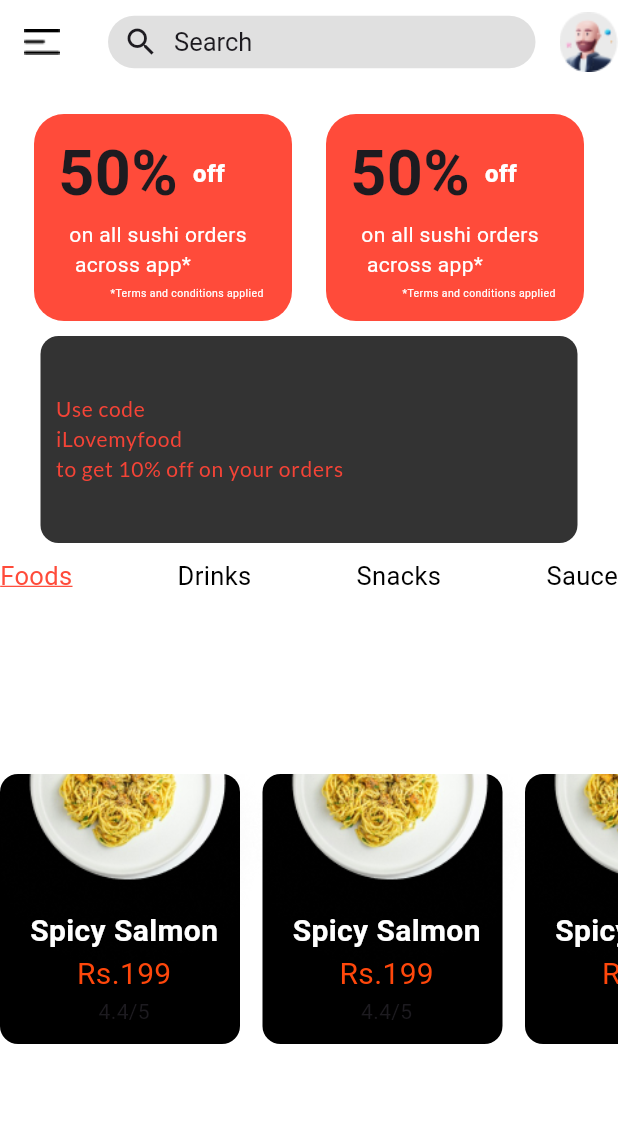
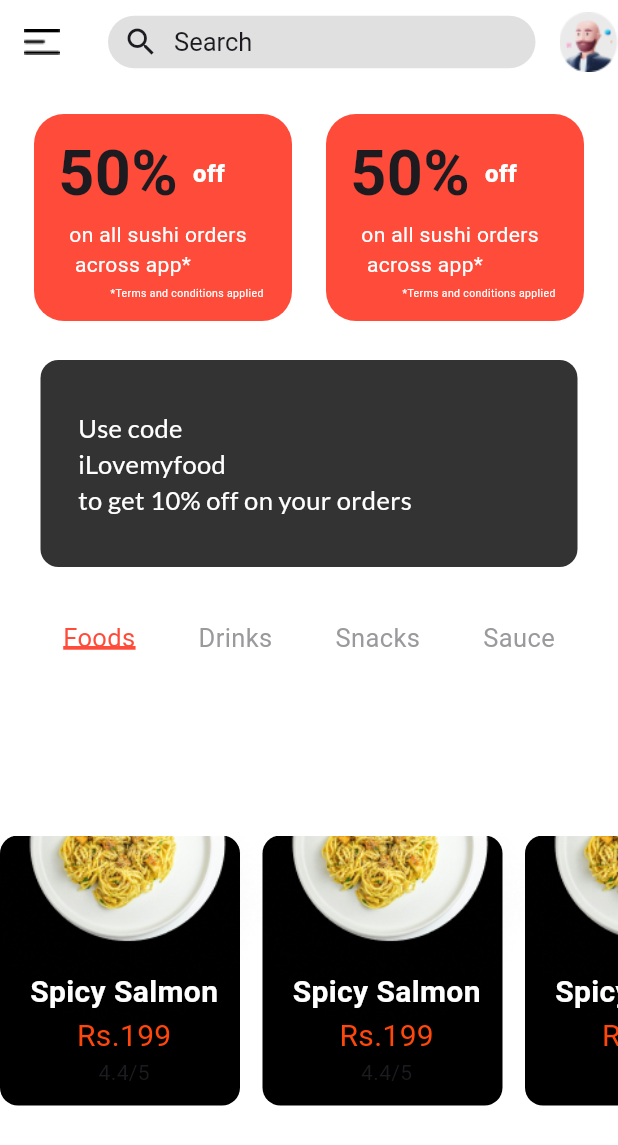
Before and after one commit to MutazAsem/food_app, a Flutter app: the HomeScreen screen opened directly, on a phone screen of 412 x 824 dp. Shown: the top 1145 px of the screen. Run offline on Flutter 3.47's test engine with Material 3 defaults, Android fonts, the phone set to English and light mode, and no system bars; our stand-ins replace google_fonts.

Commit message:
edit container in center and row

```diff
--- a/lib/screens/home_screen.dart
+++ b/lib/screens/home_screen.dart
@@ -48,7 +48,7 @@ class HomeScreen extends StatelessWidget {
               CustomSquareCard(),
             ],
           ),
-          const SizedBox(height: 10),
+          const SizedBox(height: 26),
           Container(
             height: 138,
             width: 358,
@@ -57,22 +57,22 @@ class HomeScreen extends StatelessWidget {
               color: Color(0xff333333),
             ),
             child: Padding(
-              padding:
-                  EdgeInsets.only(left: 10, right: 10, top: 10, bottom: 10),
-              child: Align(
-                alignment: Alignment.centerLeft,
-                child: Text(
-                  'Use code \niLovemyfood \nto get 10% off on your orders',
-                  style: GoogleFonts.lato(
-                    textStyle: TextStyle(color: Colors.red, letterSpacing: .5),
-                  ),
+              padding: const EdgeInsets.only(
+                  left: 25, right: 58, top: 33, bottom: 33),
+              child: Text(
+                'Use code \niLovemyfood \nto get 10% off on your orders',
+                style: GoogleFonts.lato(
+                  textStyle: TextStyle(
+                      color: Colors.white,
+                      fontWeight: FontWeight.w500,
+                      fontSize: 17),
                 ),
               ),
             ),
           ),
-          const SizedBox(height: 10),
+          const SizedBox(height: 35),
           const Row(
-            mainAxisAlignment: MainAxisAlignment.spaceBetween,
+            mainAxisAlignment: MainAxisAlignment.spaceEvenly,
             children: [
               Text(
                 'Foods',
@@ -81,27 +81,28 @@ class HomeScreen extends StatelessWidget {
                   color: AppColors.kPrimaryColor,
                   decoration: TextDecoration.underline,
                   decorationColor: AppColors.kPrimaryColor,
+                  decorationThickness: 3,
                 ),
               ),
               Text(
                 'Drinks',
                 style: TextStyle(
                   fontSize: 17,
-                  color: Colors.black,
+                  color: Color(0xff9A9A9D),
                 ),
               ),
               Text(
                 'Snacks',
                 style: TextStyle(
                   fontSize: 17,
-                  color: Colors.black,
+                  color: Color(0xff9A9A9D),
                 ),
               ),
               Text(
                 'Sauce',
                 style: TextStyle(
                   fontSize: 17,
-                  color: Colors.black,
+                  color: Color(0xff9A9A9D),
                 ),
               ),
             ],
@@ -109,31 +110,6 @@ class HomeScreen extends StatelessWidget {
           const SizedBox(
             height: 120,
           ),
-
-          /// ListView with shrinkWrap ,  scrollDirection: Axis.horizontal
-          // SizedBox(
-          //   height: 300,
-          //   child: ListView(
-          //     scrollDirection: Axis.horizontal,
-          //     shrinkWrap: true,
-          //     children: [
-          //       Row(
-          //         mainAxisAlignment: MainAxisAlignment.spaceBetween,
-          //         children: [
-          //           CustomCardProduct(image: 'assets/images/spaghetti.png'),
-          //           const SizedBox(
-          //             width: 15,
-          //           ),
-          //           CustomCardProduct(image: 'assets/images/spaghetti.png'),
-          //           const SizedBox(
-          //             width: 15,
-          //           ),
-          //           CustomCardProduct(image: 'assets/images/spaghetti.png'),
-          //         ],
-          //       )
-          //     ],
-          //   ),
-          // ),
 
           /// ListView.builder , itemCount , itemBuilder
           SizedBox(
```
